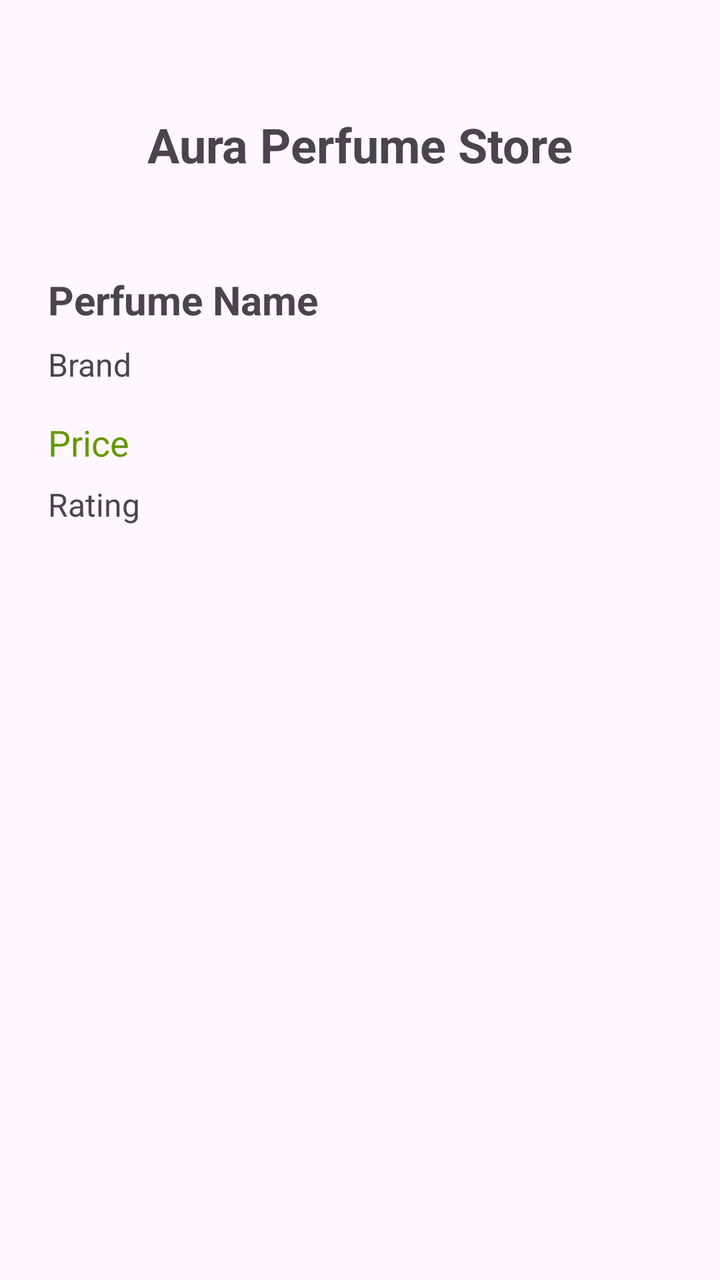
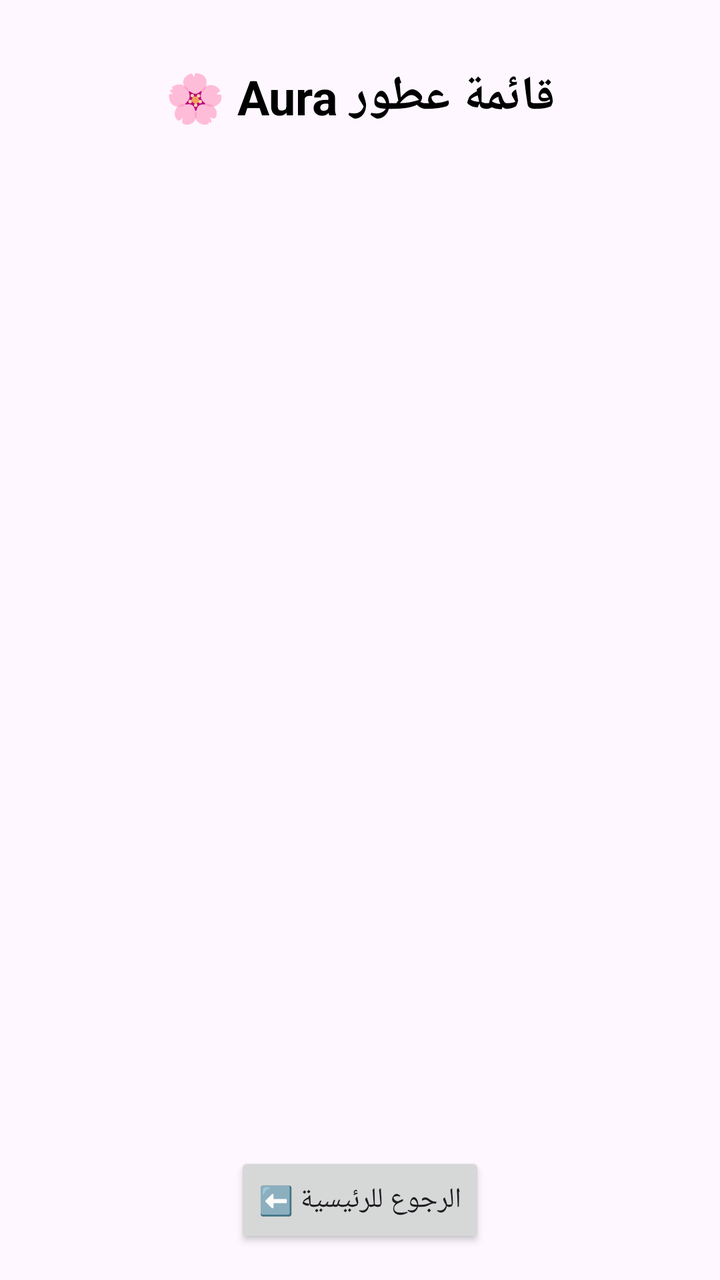

Before-and-after screenshots of an Android layout around one commit, followed by the original layout XML and the change that was made.
<!-- AndroidManifest.xml: application theme Theme.LearningFrom0 -->
<!-- res/layout/activity_main.xml -->
<?xml version="1.0" encoding="utf-8"?>
<androidx.constraintlayout.widget.ConstraintLayout xmlns:android="http://schemas.android.com/apk/res/android"
    xmlns:app="http://schemas.android.com/apk/res-auto"
    xmlns:tools="http://schemas.android.com/tools"
    android:id="@+id/main"
    android:layout_width="match_parent"
    android:layout_height="match_parent"
    android:padding="24dp"
    tools:context=".MainActivity">

    
    <TextView
        android:id="@+id/textTitle"
        android:layout_width="wrap_content"
        android:layout_height="wrap_content"
        android:text="Aura Perfume Store"
        android:textSize="24sp"
        android:textStyle="bold"
        app:layout_constraintEnd_toEndOf="parent"
        app:layout_constraintStart_toStartOf="parent"
        app:layout_constraintTop_toTopOf="parent"
        android:layout_marginTop="32dp" />

    
    <TextView
        android:id="@+id/textPerfumeName"
        android:layout_width="wrap_content"
        android:layout_height="wrap_content"
        android:text="Perfume Name"
        android:textSize="20sp"
        android:textStyle="bold"
        app:layout_constraintStart_toStartOf="parent"
        app:layout_constraintTop_toBottomOf="@id/textTitle"
        android:layout_marginTop="48dp" />

    
    <TextView
        android:id="@+id/textPerfumeBrand"
        android:layout_width="wrap_content"
        android:layout_height="wrap_content"
        android:text="Brand"
        android:textSize="16sp"
        app:layout_constraintStart_toStartOf="parent"
        app:layout_constraintTop_toBottomOf="@id/textPerfumeName"
        android:layout_marginTop="8dp" />

    
    <TextView
        android:id="@+id/textPerfumePrice"
        android:layout_width="wrap_content"
        android:layout_height="wrap_content"
        android:text="Price"
        android:textSize="18sp"
        android:textColor="@android:color/holo_green_dark"
        app:layout_constraintStart_toStartOf="parent"
        app:layout_constraintTop_toBottomOf="@id/textPerfumeBrand"
        android:layout_marginTop="16dp" />

    
    <TextView
        android:id="@+id/textPerfumeRating"
        android:layout_width="wrap_content"
        android:layout_height="wrap_content"
        android:text="Rating"
        android:textSize="16sp"
        app:layout_constraintStart_toStartOf="parent"
        app:layout_constraintTop_toBottomOf="@id/textPerfumePrice"
        android:layout_marginTop="8dp" />

</androidx.constraintlayout.widget.ConstraintLayout>
<!-- resources referenced by this layout -->
<resources>
  <style name="Theme.LearningFrom0" parent="Base.Theme.LearningFrom0" />
  <style name="Base.Theme.LearningFrom0" parent="Theme.Material3.DayNight.NoActionBar">
          
          
      </style>
</resources>

<!-- the commit's change to res/layout/activity_main.xml (unified diff, before → after) -->
@@ -5,7 +5,7 @@
     android:id="@+id/main"
     android:layout_width="match_parent"
     android:layout_height="match_parent"
-    android:padding="24dp"
+    android:padding="16dp"
     tools:context=".MainActivity">
 
     
@@ -13,58 +13,112 @@
         android:id="@+id/textTitle"
         android:layout_width="wrap_content"
         android:layout_height="wrap_content"
-        android:text="Aura Perfume Store"
+        android:text="قائمة عطور Aura 🌸"
         android:textSize="24sp"
         android:textStyle="bold"
+        android:textColor="@android:color/black"
         app:layout_constraintEnd_toEndOf="parent"
         app:layout_constraintStart_toStartOf="parent"
         app:layout_constraintTop_toTopOf="parent"
-        android:layout_marginTop="32dp" />
-
-    
-    <TextView
-        android:id="@+id/textPerfumeName"
-        android:layout_width="wrap_content"
-        android:layout_height="wrap_content"
-        android:text="Perfume Name"
-        android:textSize="20sp"
-        android:textStyle="bold"
-        app:layout_constraintStart_toStartOf="parent"
-        app:layout_constraintTop_toBottomOf="@id/textTitle"
-        android:layout_marginTop="48dp" />
-
-    
-    <TextView
-        android:id="@+id/textPerfumeBrand"
-        android:layout_width="wrap_content"
-        android:layout_height="wrap_content"
-        android:text="Brand"
-        android:textSize="16sp"
-        app:layout_constraintStart_toStartOf="parent"
-        app:layout_constraintTop_toBottomOf="@id/textPerfumeName"
-        android:layout_marginTop="8dp" />
-
-    
-    <TextView
-        android:id="@+id/textPerfumePrice"
-        android:layout_width="wrap_content"
-        android:layout_height="wrap_content"
-        android:text="Price"
-        android:textSize="18sp"
-        android:textColor="@android:color/holo_green_dark"
-        app:layout_constraintStart_toStartOf="parent"
-        app:layout_constraintTop_toBottomOf="@id/textPerfumeBrand"
         android:layout_marginTop="16dp" />
 
     
-    <TextView
-        android:id="@+id/textPerfumeRating"
+    <androidx.recyclerview.widget.RecyclerView
+        android:id="@+id/recyclerViewPerfumes"
+        android:layout_width="0dp"
+        android:layout_height="0dp"
+        android:layout_marginTop="16dp"
+        android:layout_marginBottom="16dp"
+        app:layout_constraintBottom_toTopOf="@id/btnReturnToHome"
+        app:layout_constraintEnd_toEndOf="parent"
+        app:layout_constraintStart_toStartOf="parent"
+        app:layout_constraintTop_toBottomOf="@id/textTitle"
+        tools:listitem="@layout/item_perfume" />
+
+    
+    <Button
+        android:id="@+id/btnReturnToHome"
         android:layout_width="wrap_content"
         android:layout_height="wrap_content"
-        android:text="Rating"
-        android:textSize="16sp"
-        app:layout_constraintStart_toStartOf="parent"
-        app:layout_constraintTop_toBottomOf="@id/textPerfumePrice"
-        android:layout_marginTop="8dp" />
+        android:text="الرجوع للرئيسية ⬅️"
+        app:layout_constraintBottom_toBottomOf="parent"
+        app:layout_constraintEnd_toEndOf="parent"
+        app:layout_constraintStart_toStartOf="parent" />
 
 </androidx.constraintlayout.widget.ConstraintLayout>
+<!-- res/layout/item_perfume.xml (included above) -->
+<?xml version="1.0" encoding="utf-8"?>
+<androidx.cardview.widget.CardView xmlns:android="http://schemas.android.com/apk/res/android"
+    xmlns:app="http://schemas.android.com/apk/res-auto"
+    android:layout_width="match_parent"
+    android:layout_height="wrap_content"
+    android:layout_margin="8dp"
+    app:cardCornerRadius="12dp"
+    app:cardElevation="4dp">
+
+    <androidx.constraintlayout.widget.ConstraintLayout
+        android:layout_width="match_parent"
+        android:layout_height="wrap_content"
+        android:padding="16dp">
+
+        
+        <TextView
+            android:id="@+id/textItemName"
+            android:layout_width="wrap_content"
+            android:layout_height="wrap_content"
+            android:text="اسم العطر"
+            android:textSize="18sp"
+            android:textStyle="bold"
+            android:textColor="@android:color/black"
+            app:layout_constraintStart_toStartOf="parent"
+            app:layout_constraintTop_toTopOf="parent" />
+
+        
+        <TextView
+            android:id="@+id/textItemBrand"
+            android:layout_width="wrap_content"
+            android:layout_height="wrap_content"
+            android:text="الماركة"
+            android:textSize="14sp"
+            android:textColor="@android:color/darker_gray"
+            android:layout_marginTop="4dp"
+            app:layout_constraintStart_toStartOf="parent"
+            app:layout_constraintTop_toBottomOf="@id/textItemName" />
+
+        
+        <TextView
+            android:id="@+id/textItemPrice"
+            android:layout_width="wrap_content"
+            android:layout_height="wrap_content"
+            android:text="$0.00"
+            android:textSize="16sp"
+            android:textStyle="bold"
+            android:textColor="@android:color/holo_green_dark"
+            app:layout_constraintEnd_toEndOf="parent"
+            app:layout_constraintTop_toTopOf="parent" />
+
+        
+        <TextView
+            android:id="@+id/textItemRating"
+            android:layout_width="wrap_content"
+            android:layout_height="wrap_content"
+            android:text="⭐ 0.0"
+            android:textSize="14sp"
+            android:layout_marginTop="4dp"
+            app:layout_constraintEnd_toEndOf="parent"
+            app:layout_constraintTop_toBottomOf="@id/textItemPrice" />
+
+        
+        <Button
+            android:id="@+id/btnMoreInfo"
+            android:layout_width="wrap_content"
+            android:layout_height="wrap_content"
+            android:text="المزيد من المعلومات ℹ️"
+            android:textSize="14sp"
+            android:layout_marginTop="12dp"
+            app:layout_constraintStart_toStartOf="parent"
+            app:layout_constraintTop_toBottomOf="@id/textItemBrand" />
+
+    </androidx.constraintlayout.widget.ConstraintLayout>
+
+</androidx.cardview.widget.CardView>
